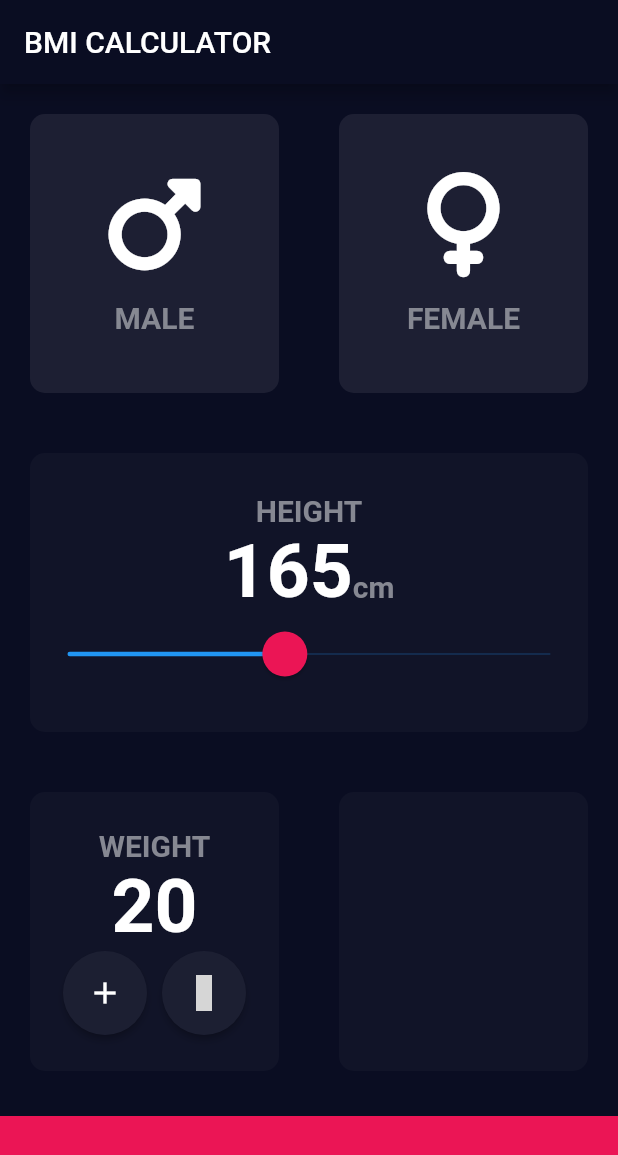
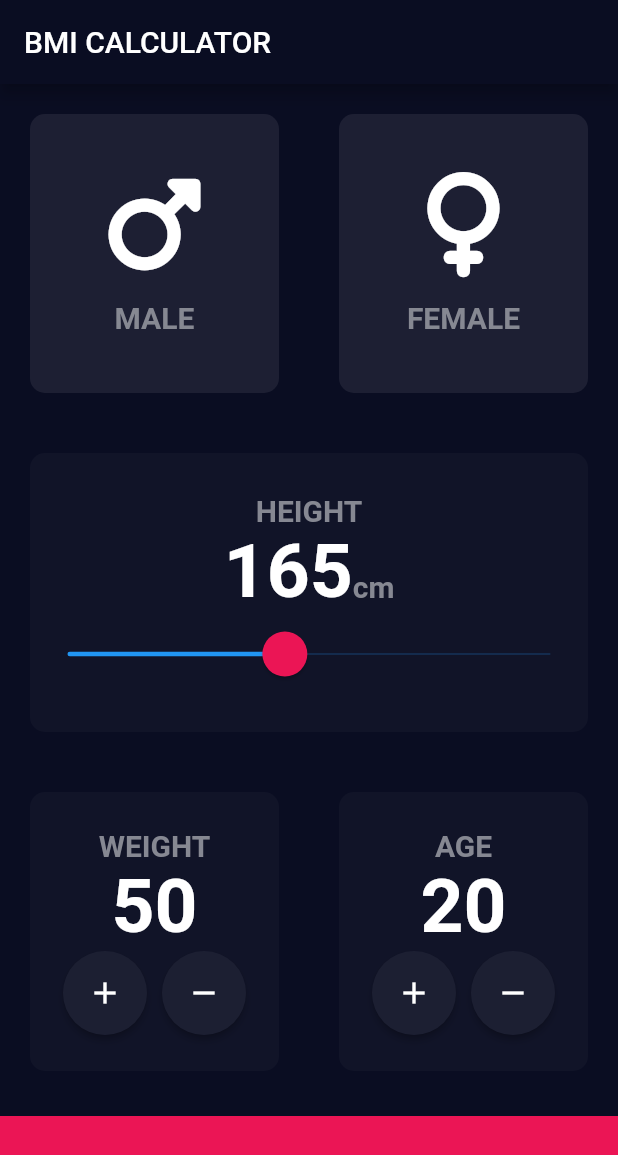
Before and after one commit to HeratUni-CS/bmi-calculator-JalaluddinKhafi, a Flutter app: the screen it shows after launch, on a phone screen of 412 x 824 dp. Shown: the top 1155 px of the screen. Run offline on Flutter 3.47's test engine with Material 2 defaults, Android fonts, the phone set to English and light mode, and no system bars; our stand-ins replace font_awesome_flutter; grey boxes are pictures that could not be loaded.

Commit message:
weight and age created

```diff
--- a/lib/inputPage.dart
+++ b/lib/inputPage.dart
@@ -20,7 +20,8 @@ class _InputPageState extends State<InputPage> {
 
   gender? selectGender;
   int height=165;
-
+  int weight=50;
+  int age =20;
   @override
   Widget build(BuildContext context) {
     return Scaffold(
@@ -117,16 +118,27 @@ class _InputPageState extends State<InputPage> {
                         Text('WEIGHT',
                         style: klableStyle,
                         ),
-                        Text('20',
+                        Text(
+                          weight.toString(),
                         style: knumberStyle,
 
                         ),
                         Row(
                           mainAxisAlignment: MainAxisAlignment.center,
                           children: [
-                            RIconButton(iconData: Icons.add,),
+                            RIconButton(iconData: Icons.add, onPressed: (){
+                              setState(() {
+                                weight++;
+                              });
+                            },),
                             SizedBox(width: 10,),
-                            RIconButton(iconData: Icons.,),
+                            RIconButton(
+                              onPressed: (){
+                                setState(() {
+                                weight--;
+                              });                                weight--;
+                              },
+                              iconData: Icons.remove,),
                           ],
                         ),
                       ],
@@ -134,6 +146,37 @@ class _InputPageState extends State<InputPage> {
                   ),
                   reusibleW(
                     color: kactCardColor,
+                    child: Column(
+                      mainAxisAlignment: MainAxisAlignment.center,
+                      children: [
+                        Text('AGE',
+                          style: klableStyle,
+                        ),
+                        Text(
+                          age.toString(),
+                          style: knumberStyle,
+
+                        ),
+                        Row(
+                          mainAxisAlignment: MainAxisAlignment.center,
+                          children: [
+                            RIconButton(iconData: Icons.add, onPressed: (){
+                              setState(() {
+                                age++;
+                              });
+                            },),
+                            SizedBox(width: 10,),
+                            RIconButton(
+                              onPressed: (){
+                                setState(() {
+                                  age--;
+                                });
+                              },
+                              iconData: Icons.remove,),
+                          ],
+                        ),
+                      ],
+                    ),
                   ),
                 ],
               ),
@@ -148,13 +191,15 @@ class _InputPageState extends State<InputPage> {
   }
 }
 class RIconButton extends StatelessWidget {
-IconData iconData;
-RIconButton({required this.iconData});
+
+  RIconButton({required this.iconData,required this.onPressed});
+  final IconData iconData;
+  final void Function() onPressed;
   @override
   Widget build(BuildContext context) {
-    return RawMaterialButton(onPressed: () {},
-    fillColor: Color(0xFF1C1F32),
-      shape: CircleBorder(),
+    return RawMaterialButton(onPressed: onPressed,
+    fillColor: const Color(0xFF1C1F32),
+      shape: const CircleBorder(),
       constraints: const BoxConstraints.tightFor(
         width: 56.0,
         height: 56.0,
```
